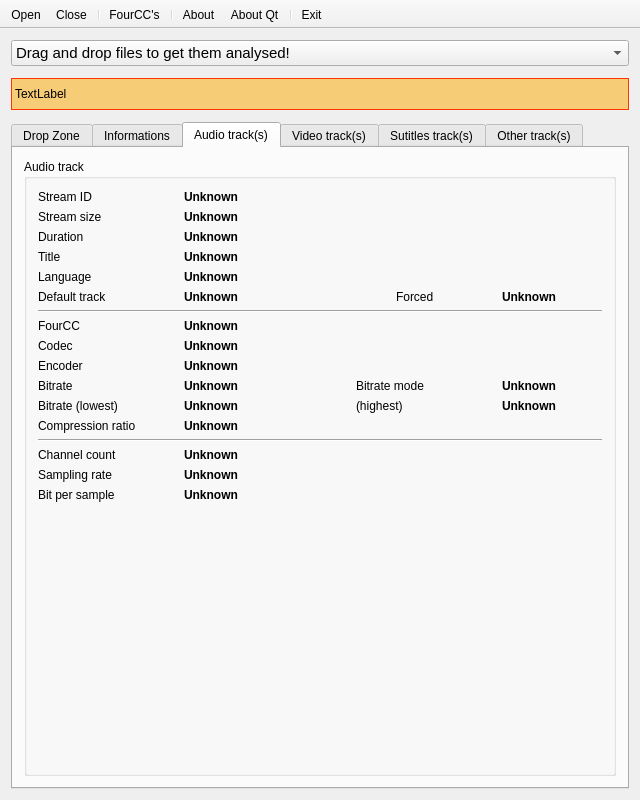
The window that mini_analyser/ui/mainwindow.ui (emericg/MiniVideo) describes before a commit, drawn with Qt 5.
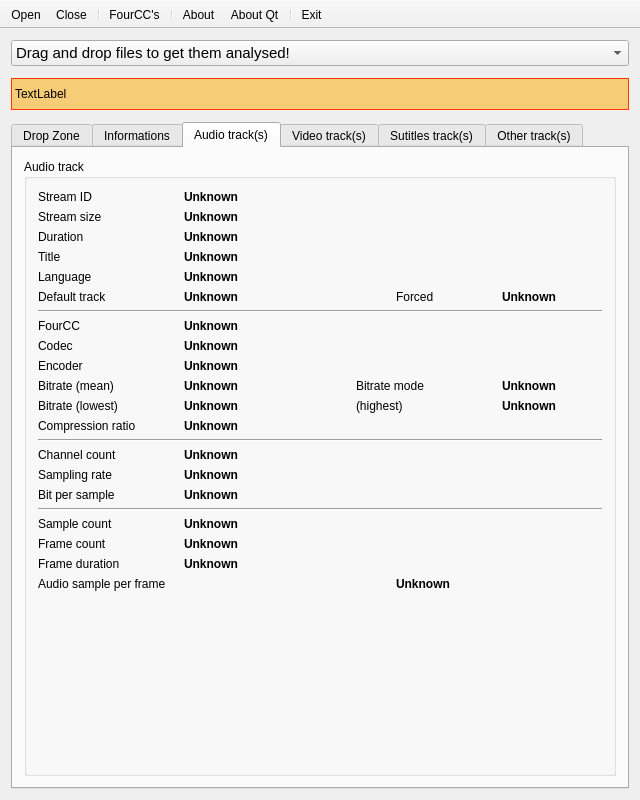
The same window after the commit. The open tabs and pages were chosen to show the change. Icons and pictures are not drawn.

What changed in the file:
```diff
--- a/mini_analyser/ui/mainwindow.ui
+++ b/mini_analyser/ui/mainwindow.ui
@@ -897,7 +897,7 @@
            <string>Audio track</string>
           </property>
           <layout class="QGridLayout" name="gridLayout_14">
-           <item row="5" column="0">
+           <item row="9" column="0">
             <spacer name="verticalSpacer_6">
              <property name="orientation">
               <enum>Qt::Vertical</enum>
@@ -905,7 +905,7 @@
              <property name="sizeHint" stdset="0">
               <size>
                <width>20</width>
-               <height>148</height>
+               <height>40</height>
               </size>
              </property>
             </spacer>
@@ -1280,7 +1280,7 @@
              <item row="3" column="0">
               <widget class="QLabel" name="label_13">
                <property name="text">
-                <string>Bitrate</string>
+                <string>Bitrate (mean)</string>
                </property>
               </widget>
              </item>
@@ -1410,6 +1410,121 @@
              </item>
             </layout>
            </item>
+           <item row="7" column="0">
+            <layout class="QGridLayout" name="gridLayout_3">
+             <item row="0" column="1" colspan="2">
+              <widget class="QLabel" name="label_audio_samplecount">
+               <property name="font">
+                <font>
+                 <weight>75</weight>
+                 <bold>true</bold>
+                </font>
+               </property>
+               <property name="text">
+                <string>Unknown</string>
+               </property>
+               <property name="textInteractionFlags">
+                <set>Qt::LinksAccessibleByMouse|Qt::TextSelectableByKeyboard|Qt::TextSelectableByMouse</set>
+               </property>
+              </widget>
+             </item>
+             <item row="0" column="0">
+              <widget class="QLabel" name="label_15">
+               <property name="sizePolicy">
+                <sizepolicy hsizetype="MinimumExpanding" vsizetype="Preferred">
+                 <horstretch>0</horstretch>
+                 <verstretch>0</verstretch>
+                </sizepolicy>
+               </property>
+               <property name="maximumSize">
+                <size>
+                 <width>140</width>
+                 <height>16777215</height>
+                </size>
+               </property>
+               <property name="text">
+                <string>Sample count</string>
+               </property>
+              </widget>
+             </item>
+             <item row="3" column="2">
+              <widget class="QLabel" name="label_audio_sampleperframe">
+               <property name="font">
+                <font>
+                 <weight>75</weight>
+                 <bold>true</bold>
+                </font>
+               </property>
+               <property name="text">
+                <string>Unknown</string>
+               </property>
+               <property name="textInteractionFlags">
+                <set>Qt::LinksAccessibleByMouse|Qt::TextSelectableByKeyboard|Qt::TextSelectableByMouse</set>
+               </property>
+              </widget>
+             </item>
+             <item row="1" column="1" colspan="2">
+              <widget class="QLabel" name="label_audio_framecount">
+               <property name="font">
+                <font>
+                 <weight>75</weight>
+                 <bold>true</bold>
+                </font>
+               </property>
+               <property name="text">
+                <string>Unknown</string>
+               </property>
+               <property name="textInteractionFlags">
+                <set>Qt::LinksAccessibleByMouse|Qt::TextSelectableByKeyboard|Qt::TextSelectableByMouse</set>
+               </property>
+              </widget>
+             </item>
+             <item row="1" column="0">
+              <widget class="QLabel" name="label_30">
+               <property name="text">
+                <string>Frame count</string>
+               </property>
+              </widget>
+             </item>
+             <item row="3" column="0" colspan="2">
+              <widget class="QLabel" name="label_29">
+               <property name="text">
+                <string>Audio sample per frame</string>
+               </property>
+              </widget>
+             </item>
+             <item row="2" column="0">
+              <widget class="QLabel" name="label_40">
+               <property name="text">
+                <string>Frame duration</string>
+               </property>
+              </widget>
+             </item>
+             <item row="2" column="1" colspan="2">
+              <widget class="QLabel" name="label_audio_frameduration">
+               <property name="font">
+                <font>
+                 <weight>75</weight>
+                 <bold>true</bold>
+                </font>
+               </property>
+               <property name="text">
+                <string>Unknown</string>
+               </property>
+               <property name="textInteractionFlags">
+                <set>Qt::LinksAccessibleByMouse|Qt::TextSelectableByKeyboard|Qt::TextSelectableByMouse</set>
+               </property>
+              </widget>
+             </item>
+            </layout>
+           </item>
+           <item row="5" column="0">
+            <widget class="Line" name="line_6">
+             <property name="orientation">
+              <enum>Qt::Horizontal</enum>
+             </property>
+            </widget>
+           </item>
           </layout>
          </widget>
         </item>
```
Left out of the diff: 75 changed lines with no effect on the pictures.
